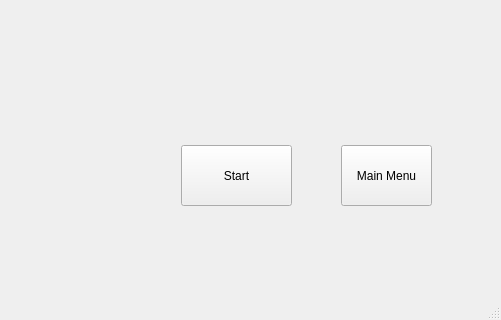
The window that app.ui (JohnPoleshchuk/KeyboardTrainer) describes before a commit, drawn with Qt 5; both pictures show x 269 to 770 and y 235 to 555 of the 770 by 555 pixel window.
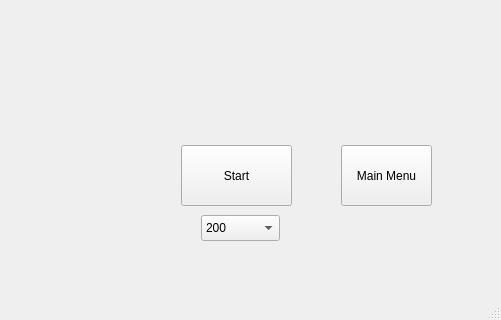
The same window after the commit. The open tabs and pages were chosen to show the change.

Commit message: add chosen number of symbols

Patch:
```diff
--- a/app.ui
+++ b/app.ui
@@ -643,6 +643,36 @@
        <string/>
       </property>
      </widget>
+     <widget class="QComboBox" name="Option1ChoseNumber">
+      <property name="geometry">
+       <rect>
+        <x>490</x>
+        <y>460</y>
+        <width>79</width>
+        <height>26</height>
+       </rect>
+      </property>
+      <item>
+       <property name="text">
+        <string>200</string>
+       </property>
+      </item>
+      <item>
+       <property name="text">
+        <string>100</string>
+       </property>
+      </item>
+      <item>
+       <property name="text">
+        <string>50</string>
+       </property>
+      </item>
+      <item>
+       <property name="text">
+        <string>25</string>
+       </property>
+      </item>
+     </widget>
     </widget>
     <widget class="QWidget" name="Option2">
      <widget class="QPushButton" name="ButtonMainMenuOP2">
```
The commit also changes 2 other files.
